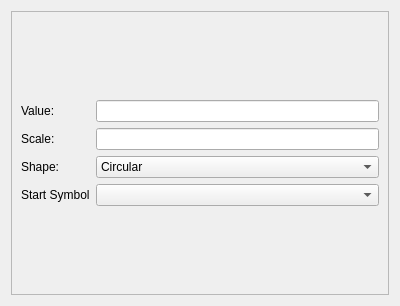
Before: the Qt Designer form src/Mod/TechDraw/Gui/TaskBalloon.ui in berndhahnebach/All_FreeCAD, drawn with Qt 5.
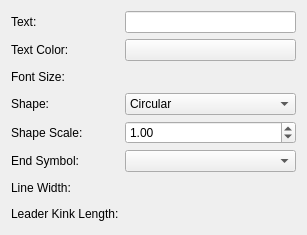
After: the same form once the commit is applied. Icons and pictures are not drawn. Custom widgets are drawn as their Qt base class.

Commit message:
[TD] Balloon fixes
- remove the unused property OriginIsSet
- refurbish TaskDialog and add new settings:
  - use SpinBox for Shape Scale
  - add Font Size
  - add Text Color
  - add Line Width
  - add Kink Length
- correct and add tooltips

The edit to the form file:
```diff
--- a/src/Mod/TechDraw/Gui/TaskBalloon.ui
+++ b/src/Mod/TechDraw/Gui/TaskBalloon.ui
@@ -6,52 +6,91 @@
    <rect>
     <x>0</x>
     <y>0</y>
-    <width>400</width>
-    <height>306</height>
+    <width>307</width>
+    <height>229</height>
    </rect>
   </property>
   <property name="windowTitle">
    <string>Balloon</string>
   </property>
-  <layout class="QVBoxLayout" name="verticalLayout_3">
-   <item>
-    <widget class="QFrame" name="frame">
-     <property name="frameShape">
-      <enum>QFrame::StyledPanel</enum>
-     </property>
-     <property name="frameShadow">
-      <enum>QFrame::Raised</enum>
-     </property>
-     <layout class="QVBoxLayout" name="verticalLayout_2">
-      <item>
        <layout class="QVBoxLayout" name="verticalLayout">
         <item>
          <layout class="QGridLayout" name="gridLayout">
-          <item row="3" column="1">
-           <widget class="QComboBox" name="comboEndType"/>
-          </item>
-          <item row="3" column="0">
-           <widget class="QLabel" name="label_4">
-            <property name="text">
-             <string>Start Symbol</string>
-            </property>
-           </widget>
-          </item>
-          <item row="2" column="0">
-           <widget class="QLabel" name="label_3">
-            <property name="text">
-             <string>Shape:</string>
-            </property>
-           </widget>
-          </item>
           <item row="0" column="0">
            <widget class="QLabel" name="label">
             <property name="text">
-             <string>Value:</string>
+        <string>Text:</string>
+       </property>
+      </widget>
+     </item>
+     <item row="0" column="1">
+      <widget class="QLineEdit" name="inputValue">
+       <property name="toolTip">
+        <string>Text to be displayed</string>
+       </property>
+      </widget>
+     </item>
+     <item row="1" column="0">
+      <widget class="QLabel" name="label_5">
+       <property name="text">
+        <string>Text Color:</string>
+       </property>
+      </widget>
+     </item>
+     <item row="1" column="1">
+      <widget class="Gui::ColorButton" name="textColor">
+       <property name="color" stdset="0">
+        <color>
+         <red>0</red>
+         <green>0</green>
+         <blue>0</blue>
+        </color>
+       </property>
+      </widget>
+     </item>
+     <item row="2" column="0">
+      <widget class="QLabel" name="label_7">
+       <property name="text">
+        <string>Font Size:</string>
             </property>
            </widget>
           </item>
           <item row="2" column="1">
+      <widget class="Gui::QuantitySpinBox" name="qsbFontSize" native="true">
+       <property name="sizePolicy">
+        <sizepolicy hsizetype="Preferred" vsizetype="Preferred">
+         <horstretch>0</horstretch>
+         <verstretch>0</verstretch>
+        </sizepolicy>
+       </property>
+       <property name="minimumSize">
+        <size>
+         <width>0</width>
+         <height>20</height>
+        </size>
+       </property>
+       <property name="toolTip">
+        <string>Length of balloon leader line kink</string>
+       </property>
+       <property name="value" stdset="0">
+        <double>4.000000000000000</double>
+       </property>
+       <property name="prefEntry" stdset="0">
+        <cstring>BalloonKink</cstring>
+       </property>
+       <property name="prefPath" stdset="0">
+        <cstring>Mod/TechDraw/Dimensions</cstring>
+       </property>
+      </widget>
+     </item>
+     <item row="3" column="0">
+      <widget class="QLabel" name="label_3">
+       <property name="text">
+        <string>Shape:</string>
+       </property>
+      </widget>
+     </item>
+     <item row="3" column="1">
            <widget class="QComboBox" name="comboSymbol">
             <item>
              <property name="text">
@@ -118,28 +157,129 @@
             </item>
            </widget>
           </item>
-          <item row="1" column="0">
+     <item row="4" column="0">
            <widget class="QLabel" name="label_2">
             <property name="text">
-             <string>Scale:</string>
+        <string>Shape Scale:</string>
             </property>
            </widget>
           </item>
-          <item row="0" column="1">
-           <widget class="QLineEdit" name="inputValue"/>
-          </item>
-          <item row="1" column="1">
-           <widget class="QLineEdit" name="inputScale"/>
-          </item>
-         </layout>
-        </item>
-       </layout>
-      </item>
-     </layout>
-    </widget>
-   </item>
-  </layout>
+     <item row="4" column="1">
+      <widget class="QDoubleSpinBox" name="inputScale">
+       <property name="toolTip">
+        <string>Scale factor for the 'Shape'</string>
+       </property>
+       <property name="minimum">
+        <double>0.000000000000000</double>
+       </property>
+       <property name="singleStep">
+        <double>0.100000000000000</double>
+       </property>
+       <property name="value">
+        <double>1.000000000000000</double>
+       </property>
+      </widget>
+     </item>
+     <item row="5" column="0">
+      <widget class="QLabel" name="label_4">
+       <property name="text">
+        <string>End Symbol:</string>
+       </property>
+      </widget>
+     </item>
+     <item row="5" column="1">
+      <widget class="QComboBox" name="comboEndType">
+       <property name="toolTip">
+        <string>End symbol for the balloon line</string>
+       </property>
+      </widget>
+     </item>
+     <item row="6" column="0">
+      <widget class="QLabel" name="label_8">
+       <property name="text">
+        <string>Line Width:</string>
+       </property>
+      </widget>
+     </item>
+     <item row="6" column="1">
+      <widget class="Gui::QuantitySpinBox" name="qsbLineWidth" native="true">
+       <property name="sizePolicy">
+        <sizepolicy hsizetype="Preferred" vsizetype="Preferred">
+         <horstretch>0</horstretch>
+         <verstretch>0</verstretch>
+        </sizepolicy>
+       </property>
+       <property name="minimumSize">
+        <size>
+         <width>0</width>
+         <height>20</height>
+        </size>
+       </property>
+       <property name="toolTip">
+        <string>Length of balloon leader line kink</string>
+       </property>
+       <property name="value" stdset="0">
+        <double>0.350000000000000</double>
+       </property>
+       <property name="prefEntry" stdset="0">
+        <cstring>BalloonKink</cstring>
+       </property>
+       <property name="prefPath" stdset="0">
+        <cstring>Mod/TechDraw/Dimensions</cstring>
+       </property>
+      </widget>
+     </item>
+     <item row="7" column="0">
+      <widget class="QLabel" name="label_6">
+       <property name="text">
+        <string>Leader Kink Length:</string>
+       </property>
+      </widget>
+     </item>
+     <item row="7" column="1">
+      <widget class="Gui::QuantitySpinBox" name="qsbBalloonKink" native="true">
+       <property name="sizePolicy">
+        <sizepolicy hsizetype="Preferred" vsizetype="Preferred">
+         <horstretch>0</horstretch>
+         <verstretch>0</verstretch>
+        </sizepolicy>
+       </property>
+       <property name="minimumSize">
+        <size>
+         <width>0</width>
+         <height>20</height>
+        </size>
+       </property>
+       <property name="toolTip">
+        <string>Length of balloon leader line kink</string>
+       </property>
+       <property name="value" stdset="0">
+        <double>5.000000000000000</double>
+       </property>
+       <property name="prefEntry" stdset="0">
+        <cstring>BalloonKink</cstring>
+       </property>
+       <property name="prefPath" stdset="0">
+        <cstring>Mod/TechDraw/Dimensions</cstring>
+       </property>
+      </widget>
+     </item>
+    </layout>
+   </item>
+  </layout>
  </widget>
+ <customwidgets>
+  <customwidget>
+   <class>Gui::ColorButton</class>
+   <extends>QPushButton</extends>
+   <header>Gui/Widgets.h</header>
+  </customwidget>
+  <customwidget>
+   <class>Gui::QuantitySpinBox</class>
+   <extends>QWidget</extends>
+   <header>Gui/QuantitySpinBox.h</header>
+  </customwidget>
+ </customwidgets>
  <resources>
   <include location="Resources/TechDraw.qrc"/>
  </resources>
```
Left out of the diff: 3 changed lines with no effect on the pictures. Lines whose indentation alone changed are shown as unchanged. The commit also changes 5 other files.
